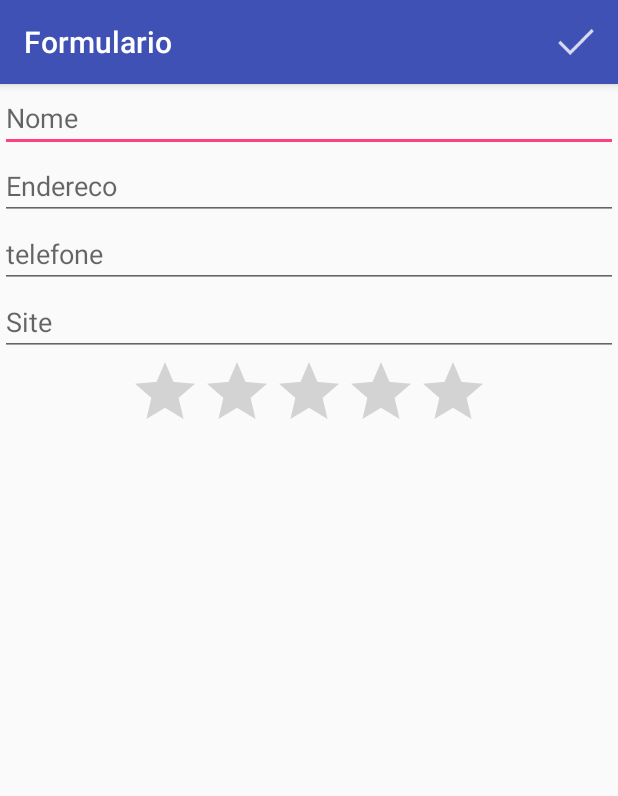
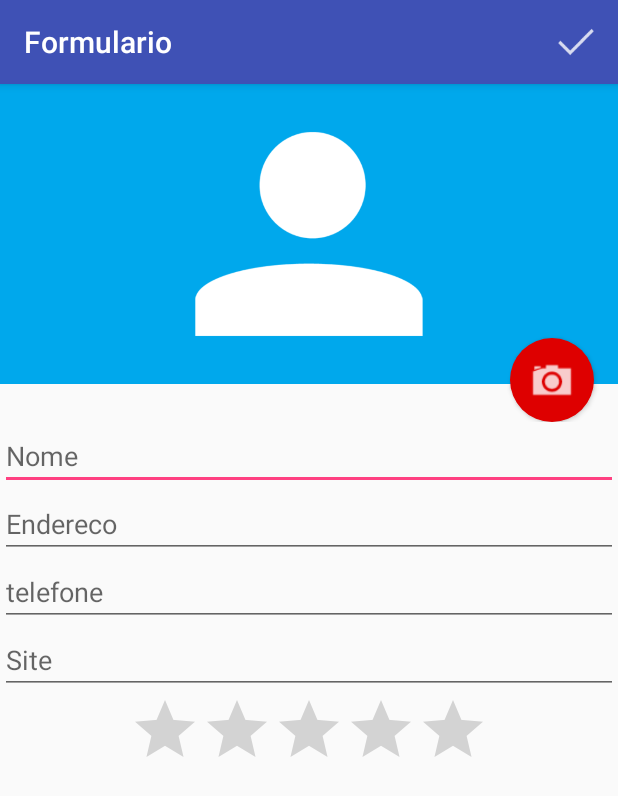
Before and after one commit to rafaelsoaresneves/AgendaAndroid, an Android app: the FormularioActivity screen opened directly, with no data from a screen before it, on a phone screen of 412 x 824 dp. Shown: the top 796 px of the screen. Run offline under Robolectric (Android 15) with nearby library versions, the phone set to English and light mode, and no system bars.

Commit message:
botao camera

```diff
--- /dev/null
+++ b/app/src/main/res/drawable/fundo_camera.xml
@@ -0,0 +1,13 @@
+<?xml version="1.0" encoding="utf-8"?>
+<layer-list xmlns:android="http://schemas.android.com/apk/res/android">
+    <item>
+        <shape android:shape="oval">
+            <solid android:color="#de0000"/>
+            <padding android:top="10dp"
+                android:left="10dp"
+                android:right="10dp"
+                android:bottom="10dp"/>
+        </shape>
+    </item>
+    <item android:drawable="@drawable/ic_camera"></item>
+</layer-list>
--- a/app/src/main/res/layout/activity_formulario.xml
+++ b/app/src/main/res/layout/activity_formulario.xml
@@ -7,6 +7,26 @@
         android:layout_width="match_parent"
         android:layout_height="match_parent"
         android:orientation="vertical">
+
+        <RelativeLayout
+            android:layout_width="match_parent"
+            android:layout_height="225dp">
+
+            <ImageView
+                android:layout_width="match_parent"
+                android:layout_height="200dp"
+                android:src="@drawable/person"
+                android:background="#00A8EC"/>
+
+            <Button
+                android:layout_width="56dp"
+                android:layout_height="56dp"
+                android:background="@drawable/fundo_camera"
+                android:layout_alignParentBottom="true"
+                android:layout_alignParentRight="true"
+                android:layout_marginRight="16dp" />
+
+        </RelativeLayout>
 
         <EditText
             android:hint="Nome"
```
